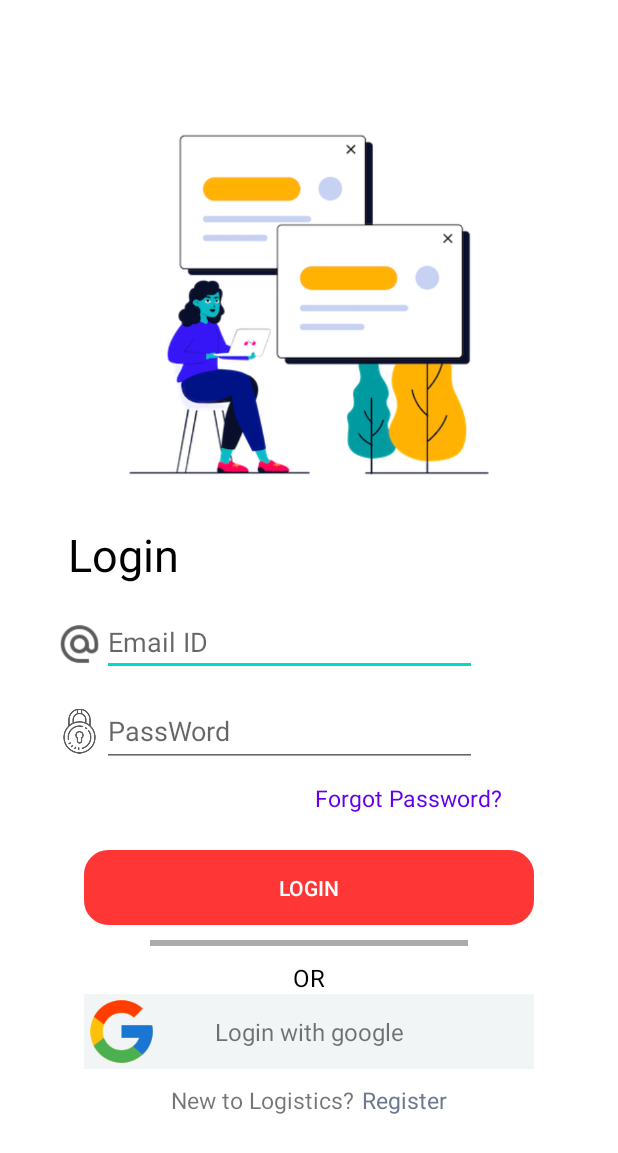
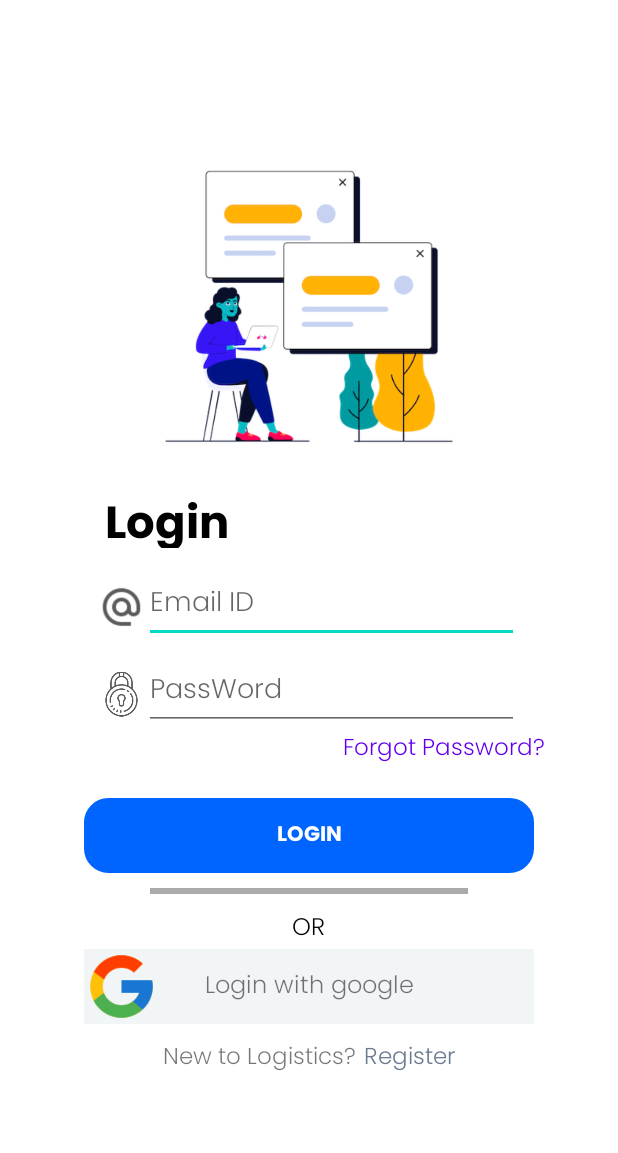
Before and after one commit to dvanhuy/AppDocTruyen-CuoiKi, an Android app: the SignIn screen opened directly, with no data from a screen before it, on a phone screen of 412 x 824 dp. Shown: the top 1153 px of the screen. Run offline under Robolectric (Android 15) with nearby library versions, the phone set to English and light mode, and no system bars.

Commit message:
sign up and fix sign in

```diff
--- a/app/src/main/res/layout/activity_sign_in.xml
+++ b/app/src/main/res/layout/activity_sign_in.xml
@@ -4,14 +4,13 @@
     xmlns:tools="http://schemas.android.com/tools"
     android:layout_width="match_parent"
     android:layout_height="match_parent"
-    android:orientation="vertical"
-    android:gravity="center">
+    android:gravity="center"
+    android:orientation="vertical">
 
     <ImageView
-        android:layout_width="wrap_content"
-        android:layout_height="250dp"
+        android:layout_width="300dp"
+        android:layout_height="200dp"
         android:src="@drawable/signin_banner">
-
     </ImageView>
 
     <LinearLayout
@@ -20,20 +19,23 @@
 
         <TextView
             android:layout_width="wrap_content"
-            android:layout_height="wrap_content"
-            android:layout_marginLeft="45dp"
+            android:layout_height="40dp"
             android:layout_marginTop="20dp"
             android:layout_marginBottom="15dp"
+            android:layout_marginLeft="70dp"
             android:text="Login"
             android:textColor="@color/black"
-            android:textSize="30dp" />
+            android:textSize="30dp"
+            android:fontFamily="@font/poppins_bold">
+
+        </TextView>
     </LinearLayout>
 
     <LinearLayout
         android:layout_width="match_parent"
         android:layout_height="48dp"
-        android:layout_marginLeft="25dp"
-        android:layout_marginBottom="10dp">
+        android:layout_marginBottom="10dp"
+        android:gravity="center">
 
         <ImageView
             android:layout_width="30dp"
@@ -45,17 +47,18 @@
             android:id="@+id/txtPhone"
             android:layout_width="250dp"
             android:layout_height="wrap_content"
-
             android:hint="Email ID"
             android:minHeight="40dp"
             android:textColor="#6c798f"
-            />
+            android:fontFamily="@font/poppins_light">
+
+        </EditText>
     </LinearLayout>
 
     <LinearLayout
         android:layout_width="match_parent"
         android:layout_height="48dp"
-        android:layout_marginLeft="25dp">
+        android:gravity="center">
         <ImageView
             android:layout_width="30dp"
             android:layout_height="match_parent"
@@ -69,18 +72,19 @@
             android:hint="PassWord"
             android:inputType="textPassword"
             android:minHeight="48dp"
-            android:textColor="#6c798f">
+            android:textColor="#6c798f"
+            android:fontFamily="@font/poppins_light">
         </EditText>
     </LinearLayout>
 
     <TextView
-        android:layout_width="match_parent"
+        android:layout_width="wrap_content"
         android:layout_height="25dp"
-        android:layout_marginLeft="140dp"
-        android:layout_marginTop="10dp"
+        android:layout_marginLeft="90dp"
         android:text="Forgot Password?"
         android:textColor="@color/purple_500"
-        android:textSize="15dp">
+        android:textSize="15dp"
+        android:fontFamily="@font/poppins_light">
 
     </TextView>
 
@@ -91,8 +95,9 @@
         android:layout_marginTop="20dp"
         android:background="@drawable/signin_botron"
         android:text="Login"
-        android:backgroundTint="#FF3636"
-        android:textColor="@color/white" />
+        android:backgroundTint="#0065ff"
+        android:textColor="@color/white"
+        android:fontFamily="@font/poppins_bold"/>
 
 
     <View
@@ -107,7 +112,7 @@
         android:layout_width="wrap_content"
         android:layout_height="wrap_content"
         android:layout_marginTop="10dp"
-
+        android:fontFamily="@font/poppins_light"
         android:text="OR"
         android:textColor="@color/black"
         android:textSize="16dp">
@@ -143,7 +148,8 @@
             app:layout_constraintBottom_toBottomOf="parent"
             app:layout_constraintEnd_toEndOf="parent"
             app:layout_constraintStart_toStartOf="parent"
-            app:layout_constraintTop_toTopOf="parent" />
+            app:layout_constraintTop_toTopOf="parent"
+            android:fontFamily="@font/poppins_light"/>
     </androidx.constraintlayout.widget.ConstraintLayout>
 
     <LinearLayout
@@ -155,7 +161,10 @@
             android:layout_width="wrap_content"
             android:layout_height="match_parent"
             android:text="New to Logistics?"
-            android:textSize="15dp"></TextView>
+            android:textSize="15dp"
+            android:fontFamily="@font/poppins_light">
+
+        </TextView>
 
         <TextView
             android:layout_width="wrap_content"
@@ -163,7 +172,8 @@
             android:layout_marginLeft="5dp"
             android:text="Register"
             android:textColor="#6c798f"
-            android:textSize="15dp">
+            android:textSize="15dp"
+            android:fontFamily="@font/poppins_light">
 
         </TextView>
 
```
Also changed, not shown: app/src/main/res/layout/activity_sign_up.xml (added, +182 -0 lines), app/src/main/res/drawable/signup_banner.png (added), app/src/main/res/drawable/signup_fullname.png (added), app/src/main/res/drawable/signup_mobile.png (added), app/src/main/res/font/poppins_bold.ttf (added), app/src/main/res/font/poppins_light.ttf (added).
